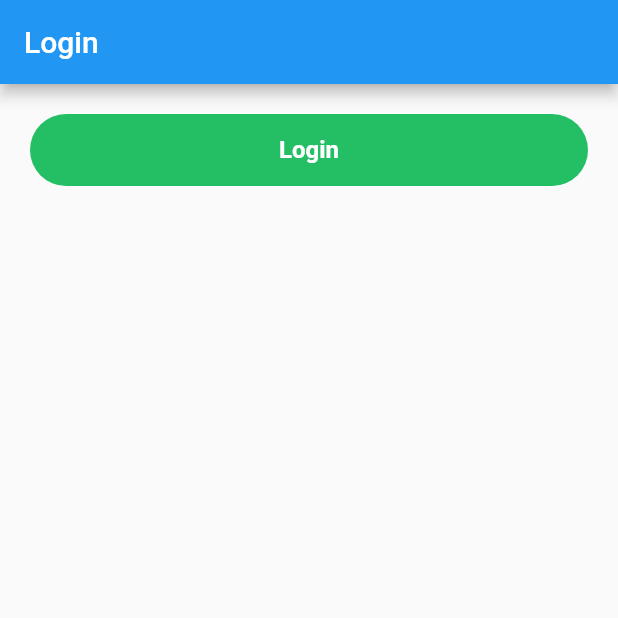
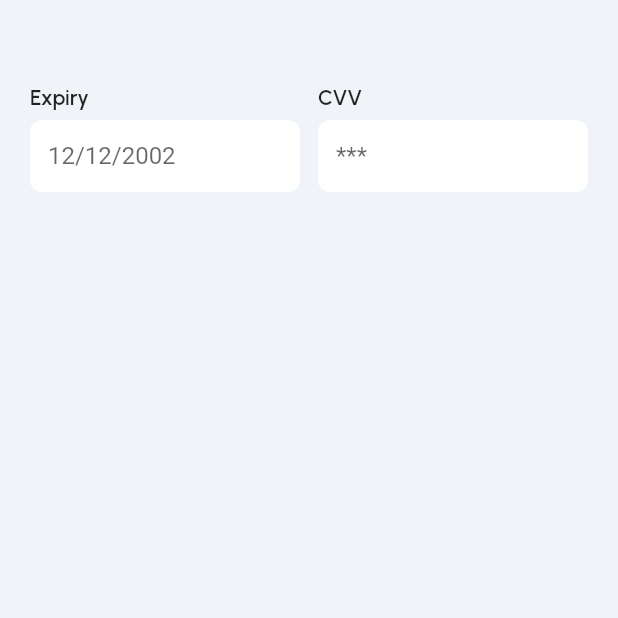
Before and after one commit to Ahad2222/batch_two, a Flutter app: the screen it shows after launch, on a phone screen of 412 x 824 dp, the top half of it. Run offline on Flutter 3.47's test engine with Material 3 defaults, Android fonts, the phone set to English and light mode, and no system bars; our stand-ins replace get, google_fonts.

Commit message:
Login Screen Done

```diff
--- /dev/null
+++ b/lib/constants/app_fonts.dart
@@ -0,0 +1,5 @@
+import 'package:google_fonts/google_fonts.dart';
+
+class AppFonts {
+  static final URBANIST = GoogleFonts.urbanist().fontFamily;
+}
--- a/lib/view/screens/login/login.dart
+++ b/lib/view/screens/login/login.dart
@@ -1,7 +1,5 @@
-import 'package:batch_two/view/screens/register/register.dart';
-import 'package:batch_two/view/widgets/my_button_widget.dart';
 import 'package:flutter/material.dart';
-import 'package:get/get.dart';
+import '../../widgets/my_text_field_widget.dart';
 
 class Login extends StatelessWidget {
   const Login({super.key});
@@ -9,24 +7,172 @@ class Login extends StatelessWidget {
   @override
   Widget build(BuildContext context) {
     return Scaffold(
-      appBar: AppBar(
-        title: Text(
-          'Login',
-        ),
-      ),
+      backgroundColor: Color(0xffF0F4F8),
       body: Padding(
         padding: EdgeInsets.all(20),
         child: Column(
+          crossAxisAlignment: CrossAxisAlignment.stretch,
           children: [
-            MyButton(
-              buttonText: 'Login',
-              onTap: () {
-                Get.to(Register());
-              },
+            SizedBox(
+              height: 37,
             ),
-            SizedBox(
-              height: 12,
+
+            Row(
+              children: [
+                Expanded(
+                  child: MyTextField(
+                    label: 'Expiry',
+                    hint: '12/12/2002',
+                  ),
+                ),
+                SizedBox(
+                  width: 12,
+                ),
+                Expanded(
+                  child: MyTextField(
+                    label: 'CVV',
+                    hint: '***',
+                  ),
+                ),
+              ],
             ),
+
+            // SizedBox(
+            //   height: 16,
+            // ),
+            // TextFormField(
+            //   decoration: InputDecoration(
+            //     filled: true,
+            //     fillColor: Colors.green,
+            //     enabledBorder: OutlineInputBorder(
+            //       borderRadius: BorderRadius.circular(8),
+            //     ),
+            //     focusedBorder: OutlineInputBorder(
+            //       borderSide: BorderSide(
+            //         width: 3.0,
+            //         color: Colors.red,
+            //       ),
+            //       borderRadius: BorderRadius.circular(8),
+            //     ),
+            //   ),
+            // ),
+            // SizedBox(
+            //   height: 16,
+            // ),
+            // TextFormField(
+            //   decoration: InputDecoration(
+            //     // filled: true,
+            //     // fillColor: Colors.green,
+            //     enabledBorder: UnderlineInputBorder(
+            //       borderRadius: BorderRadius.circular(8),
+            //     ),
+            //     focusedBorder: UnderlineInputBorder(
+            //       borderSide: BorderSide(
+            //         width: 3.0,
+            //         color: Colors.red,
+            //       ),
+            //       borderRadius: BorderRadius.circular(8),
+            //     ),
+            //   ),
+            // ),
+            // TextFormField(
+            //   decoration: InputDecoration(
+            //     labelText: 'Password',
+            //   ),
+            // ),
+
+            // Expanded(
+            //   flex: 6,
+            //   child: Container(
+            //     color: Colors.red,
+            //   ),
+            // ),
+            // Expanded(
+            //   flex: 4,
+            //   child: Container(
+            //     color: kPrimaryColor,
+            //   ),
+            // ),
+            // SizedBox(
+            //   height: 12,
+            // ),
+            // Row(
+            //   children: [
+            //     Expanded(
+            //       flex: 4,
+            //       child: Container(
+            //         height: 150,
+            //         color: kPrimaryColor,
+            //       ),
+            //     ),
+            //     SizedBox(
+            //       width: 12,
+            //     ),
+            //     Expanded(
+            //       flex: 2,
+            //       child: Container(
+            //         height: 150,
+            //         color: kSecondaryColor,
+            //       ),
+            //     ),
+            //     SizedBox(
+            //       width: 12,
+            //     ),
+            //     Expanded(
+            //       flex: 2,
+            //       child: Container(
+            //         height: 150,
+            //         color: kPrimaryColor,
+            //       ),
+            //     ),
+            //   ],
+            // ),
+
+            // Stack(
+            //   children: [
+            //     Container(
+            //       height: 150,
+            //       width: Get.width,
+            //       decoration: BoxDecoration(
+            //         borderRadius: BorderRadius.circular(16),
+            //         image: DecorationImage(
+            //           image: AssetImage('assets/images/dummy_image.png'),
+            //           fit: BoxFit.cover,
+            //         ),
+            //       ),
+            //     ),
+            //     Container(
+            //       height: 150,
+            //       width: Get.width,
+            //       decoration: BoxDecoration(
+            //         borderRadius: BorderRadius.circular(16),
+            //         gradient: LinearGradient(
+            //           begin: Alignment.centerLeft,
+            //           end: Alignment.centerRight,
+            //           stops: [0.35, 1.0],
+            //           colors: [
+            //             kPrimaryColor.withOpacity(0.83),
+            //             kPrimaryColor.withOpacity(0),
+            //           ],
+            //         ),
+            //       ),
+            //     ),
+            //   ],
+            // ),
+            // SizedBox(
+            //   height: 20,
+            // ),
+            // SizedBox(
+            //   height: 20,
+            // ),
+            // ClipRRect(
+            //   borderRadius: BorderRadius.circular(16),
+            //   child: Image.asset(
+            //     'assets/images/dummy_image.png',
+            //     height: 150,
+            //     fit: BoxFit.cover,
+            //   ),
+            // ),
           ],
         ),
       ),
--- /dev/null
+++ b/lib/view/widgets/my_text_field_widget.dart
@@ -0,0 +1,52 @@
+import 'package:batch_two/constants/app_colors.dart';
+import 'package:batch_two/view/widgets/my_text_widget.dart';
+import 'package:flutter/material.dart';
+
+// ignore: must_be_immutable
+class MyTextField extends StatelessWidget {
+  MyTextField({
+    this.label,
+    this.hint,
+    this.bottomMargin,
+  });
+
+  String? label;
+  String? hint;
+  double? bottomMargin;
+
+  @override
+  Widget build(BuildContext context) {
+    return Padding(
+      padding: EdgeInsets.only(bottom: bottomMargin ?? 16),
+      child: Column(
+        crossAxisAlignment: CrossAxisAlignment.stretch,
+        children: [
+          MyText(
+            text: label ?? '',
+            size: 14,
+            weight: FontWeight.w600,
+            paddingBottom: 6,
+          ),
+          ClipRRect(
+            borderRadius: BorderRadius.circular(8),
+            child: TextFormField(
+              cursorColor: kPrimaryColor,
+              style: TextStyle(
+                color: kSecondaryColor,
+              ),
+              decoration: InputDecoration(
+                hintText: hint ?? '',
+                hintStyle: TextStyle(),
+                filled: true,
+                fillColor: kTertiaryColor,
+                border: InputBorder.none,
+                enabledBorder: InputBorder.none,
+                focusedBorder: InputBorder.none,
+              ),
+            ),
+          ),
+        ],
+      ),
+    );
+  }
+}
--- a/lib/view/widgets/my_text_widget.dart
+++ b/lib/view/widgets/my_text_widget.dart
@@ -1,5 +1,5 @@
+import 'package:batch_two/constants/app_fonts.dart';
 import 'package:flutter/material.dart';
-
 
 // ignore: must_be_immutable
 class MyText extends StatelessWidget {
@@ -62,7 +62,7 @@ class MyText extends StatelessWidget {
             color: color,
             fontWeight: weight,
             decoration: decoration,
-            fontFamily: fontFamily,
+            fontFamily: fontFamily ?? AppFonts.URBANIST,
             height: lineHeight,
             fontStyle: fontStyle,
             letterSpacing: letterSpacing,
```
Also changed, not shown: pubspec.yaml (+15 -50 lines), assets/images/dummy_image.png (added), pubspec.lock, 1 other file.
